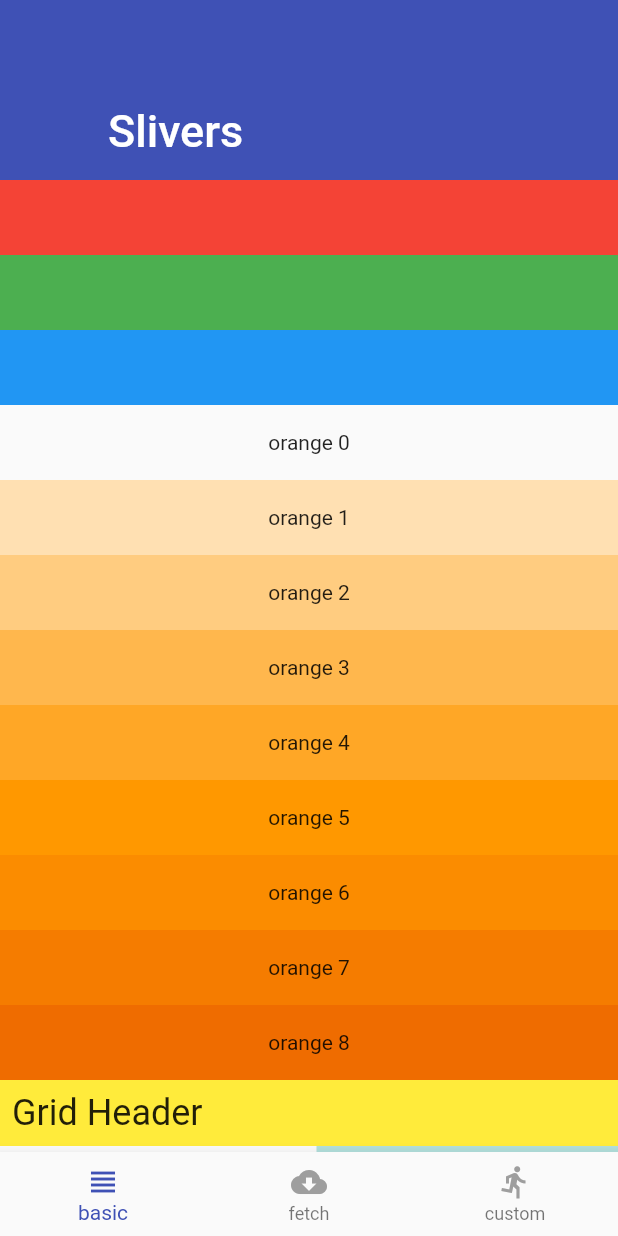
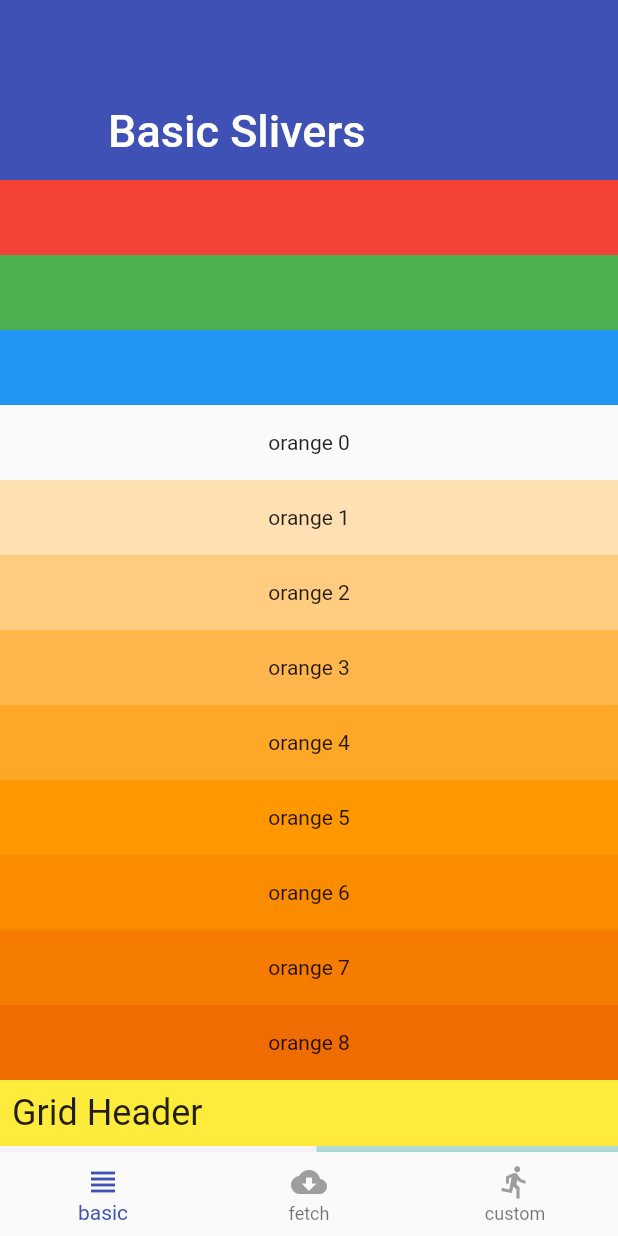
Before and after one commit to bizz84/slivers_demo_flutter, a Flutter app: the screen it shows after launch, on a phone screen of 412 x 824 dp. Run offline on Flutter 3.47's test engine with Material 2 defaults, Android fonts, the phone set to English and light mode, and no system bars.

Commit message:
Rename title

```diff
--- a/lib/pages/slivers_basic_page.dart
+++ b/lib/pages/slivers_basic_page.dart
@@ -19,7 +19,7 @@ class SliversBasicPage extends StatelessWidget {
           expandedHeight: 120.0,
           flexibleSpace: FlexibleSpaceBar(
             //background: ,
-            title: Text('Slivers'),
+            title: Text('Basic Slivers'),
           ),
         ),
         SliverFixedExtentList(
```
